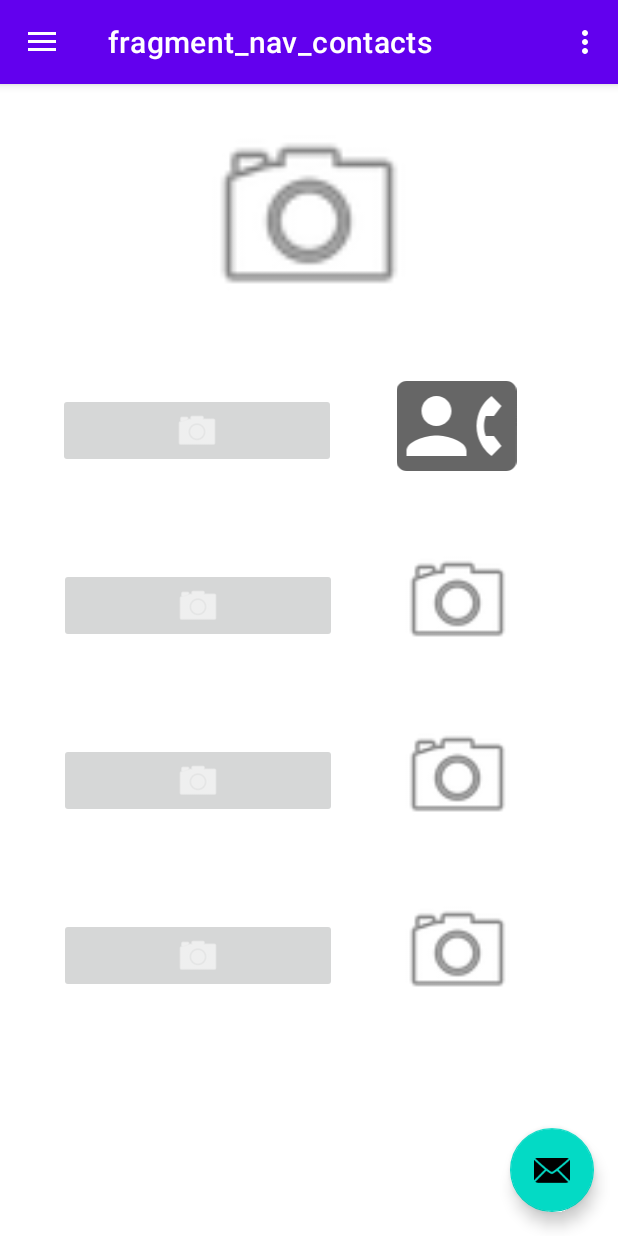
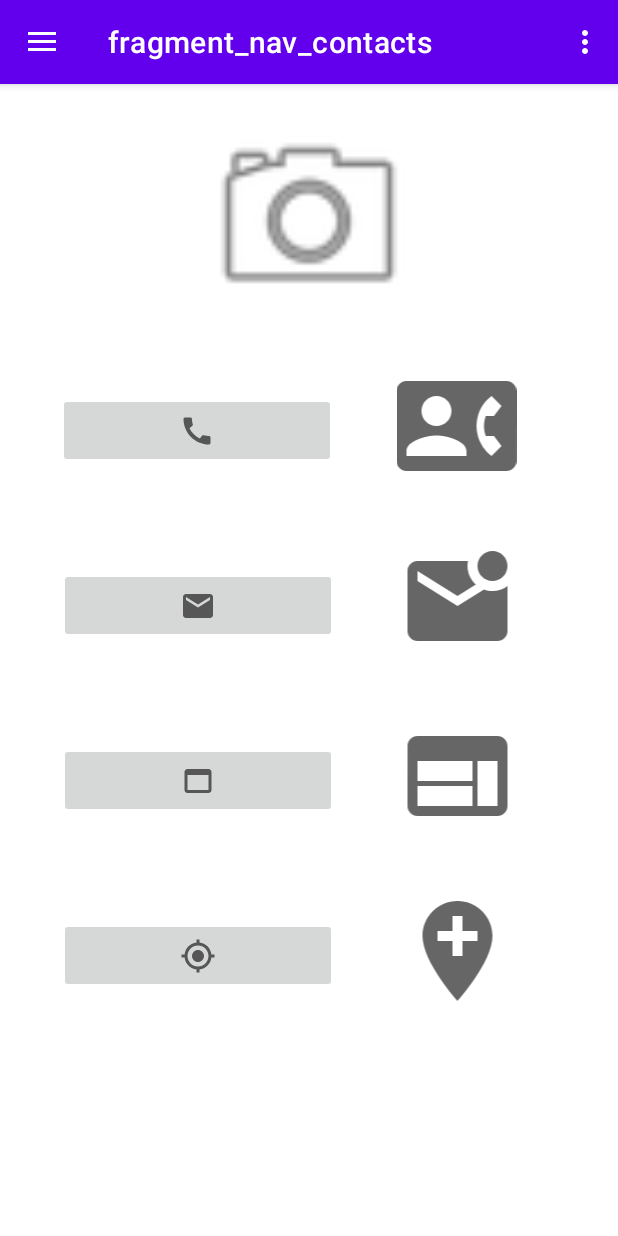
Before and after one commit to SidharthBjaj/stayUpdated, an Android app: the nav_contacts screen opened through its navigation route, on a phone screen of 412 x 824 dp. Run offline under Robolectric (Android 15) with nearby library versions, the phone set to English and light mode, and no system bars; our stand-ins replace navigation-ui.

Commit message:
updated contacts page with proper buttons

```diff
--- a/app/src/main/java/com/example/stayupdated/MainActivity.java
+++ b/app/src/main/java/com/example/stayupdated/MainActivity.java
@@ -18,6 +18,7 @@ import androidx.appcompat.widget.Toolbar;
 
 public class MainActivity extends AppCompatActivity {
 
+    public static FloatingActionButton fab;
     private AppBarConfiguration mAppBarConfiguration;
 
     @Override
@@ -26,7 +27,7 @@ public class MainActivity extends AppCompatActivity {
         setContentView(R.layout.activity_main);
         Toolbar toolbar = findViewById(R.id.toolbar);
         setSupportActionBar(toolbar);
-        FloatingActionButton fab = findViewById(R.id.fab);
+        fab = findViewById(R.id.fab);
         fab.setOnClickListener(new View.OnClickListener() {
             @Override
             public void onClick(View view) {
--- a/app/src/main/java/com/example/stayupdated/fragments/nav_contacts.java
+++ b/app/src/main/java/com/example/stayupdated/fragments/nav_contacts.java
@@ -13,6 +13,7 @@ import android.view.LayoutInflater;
 import android.view.View;
 import android.view.ViewGroup;
 
+import com.example.stayupdated.MainActivity;
 import com.example.stayupdated.R;
 import com.google.android.material.tabs.TabLayout;
 import com.google.android.material.tabs.TabLayoutMediator;
@@ -69,7 +70,7 @@ public class nav_contacts extends Fragment {
                              Bundle savedInstanceState) {
         // Inflate the layout for this fragment
         View view = inflater.inflate(R.layout.fragment_nav_contacts, container, false);
-
+        MainActivity.fab.hide();
         return view;
     }
 }
--- /dev/null
+++ b/app/src/main/res/drawable/ic_baseline_add_location_24.xml
@@ -0,0 +1,10 @@
+<vector xmlns:android="http://schemas.android.com/apk/res/android"
+    android:width="24dp"
+    android:height="24dp"
+    android:viewportWidth="24"
+    android:viewportHeight="24"
+    android:tint="?attr/colorControlNormal">
+  <path
+      android:fillColor="@android:color/white"
+      android:pathData="M12,2C8.14,2 5,5.14 5,9c0,5.25 7,13 7,13s7,-7.75 7,-13c0,-3.86 -3.14,-7 -7,-7zM16,10h-3v3h-2v-3L8,10L8,8h3L11,5h2v3h3v2z"/>
+</vector>
--- /dev/null
+++ b/app/src/main/res/drawable/ic_baseline_call_24.xml
@@ -0,0 +1,10 @@
+<vector xmlns:android="http://schemas.android.com/apk/res/android"
+    android:width="24dp"
+    android:height="24dp"
+    android:viewportWidth="24"
+    android:viewportHeight="24"
+    android:tint="?attr/colorControlNormal">
+  <path
+      android:fillColor="@android:color/white"
+      android:pathData="M20.01,15.38c-1.23,0 -2.42,-0.2 -3.53,-0.56 -0.35,-0.12 -0.74,-0.03 -1.01,0.24l-1.57,1.97c-2.83,-1.35 -5.48,-3.9 -6.89,-6.83l1.95,-1.66c0.27,-0.28 0.35,-0.67 0.24,-1.02 -0.37,-1.11 -0.56,-2.3 -0.56,-3.53 0,-0.54 -0.45,-0.99 -0.99,-0.99H4.19C3.65,3 3,3.24 3,3.99 3,13.28 10.73,21 20.01,21c0.71,0 0.99,-0.63 0.99,-1.18v-3.45c0,-0.54 -0.45,-0.99 -0.99,-0.99z"/>
+</vector>
--- /dev/null
+++ b/app/src/main/res/drawable/ic_baseline_email_24.xml
@@ -0,0 +1,10 @@
+<vector xmlns:android="http://schemas.android.com/apk/res/android"
+    android:width="24dp"
+    android:height="24dp"
+    android:viewportWidth="24"
+    android:viewportHeight="24"
+    android:tint="?attr/colorControlNormal">
+  <path
+      android:fillColor="@android:color/white"
+      android:pathData="M20,4L4,4c-1.1,0 -1.99,0.9 -1.99,2L2,18c0,1.1 0.9,2 2,2h16c1.1,0 2,-0.9 2,-2L22,6c0,-1.1 -0.9,-2 -2,-2zM20,8l-8,5 -8,-5L4,6l8,5 8,-5v2z"/>
+</vector>
--- /dev/null
+++ b/app/src/main/res/drawable/ic_baseline_mark_email_unread_24.xml
@@ -0,0 +1,10 @@
+<vector xmlns:android="http://schemas.android.com/apk/res/android"
+    android:width="24dp"
+    android:height="24dp"
+    android:viewportWidth="24"
+    android:viewportHeight="24"
+    android:tint="?attr/colorControlNormal">
+  <path
+      android:fillColor="@android:color/white"
+      android:pathData="M22,8.98V18c0,1.1 -0.9,2 -2,2H4c-1.1,0 -2,-0.9 -2,-2V6c0,-1.1 0.9,-2 2,-2h10.1C14.04,4.32 14,4.66 14,5c0,1.48 0.65,2.79 1.67,3.71L12,11L4,6v2l8,5l5.3,-3.32C17.84,9.88 18.4,10 19,10C20.13,10 21.16,9.61 22,8.98zM16,5c0,1.66 1.34,3 3,3s3,-1.34 3,-3s-1.34,-3 -3,-3S16,3.34 16,5z"/>
+</vector>
--- /dev/null
+++ b/app/src/main/res/drawable/ic_baseline_my_location_24.xml
@@ -0,0 +1,10 @@
+<vector xmlns:android="http://schemas.android.com/apk/res/android"
+    android:width="24dp"
+    android:height="24dp"
+    android:viewportWidth="24"
+    android:viewportHeight="24"
+    android:tint="?attr/colorControlNormal">
+  <path
+      android:fillColor="@android:color/white"
+      android:pathData="M12,8c-2.21,0 -4,1.79 -4,4s1.79,4 4,4 4,-1.79 4,-4 -1.79,-4 -4,-4zM20.94,11c-0.46,-4.17 -3.77,-7.48 -7.94,-7.94L13,1h-2v2.06C6.83,3.52 3.52,6.83 3.06,11L1,11v2h2.06c0.46,4.17 3.77,7.48 7.94,7.94L11,23h2v-2.06c4.17,-0.46 7.48,-3.77 7.94,-7.94L23,13v-2h-2.06zM12,19c-3.87,0 -7,-3.13 -7,-7s3.13,-7 7,-7 7,3.13 7,7 -3.13,7 -7,7z"/>
+</vector>
--- /dev/null
+++ b/app/src/main/res/drawable/ic_baseline_web_24.xml
@@ -0,0 +1,10 @@
+<vector xmlns:android="http://schemas.android.com/apk/res/android"
+    android:width="24dp"
+    android:height="24dp"
+    android:viewportWidth="24"
+    android:viewportHeight="24"
+    android:tint="?attr/colorControlNormal">
+  <path
+      android:fillColor="@android:color/white"
+      android:pathData="M20,4L4,4c-1.1,0 -1.99,0.9 -1.99,2L2,18c0,1.1 0.9,2 2,2h16c1.1,0 2,-0.9 2,-2L22,6c0,-1.1 -0.9,-2 -2,-2zM15,18L4,18v-4h11v4zM15,13L4,13L4,9h11v4zM20,18h-4L16,9h4v9z"/>
+</vector>
--- /dev/null
+++ b/app/src/main/res/drawable/ic_baseline_web_asset_24.xml
@@ -0,0 +1,10 @@
+<vector xmlns:android="http://schemas.android.com/apk/res/android"
+    android:width="24dp"
+    android:height="24dp"
+    android:viewportWidth="24"
+    android:viewportHeight="24"
+    android:tint="?attr/colorControlNormal">
+  <path
+      android:fillColor="@android:color/white"
+      android:pathData="M19,4L5,4c-1.11,0 -2,0.9 -2,2v12c0,1.1 0.89,2 2,2h14c1.1,0 2,-0.9 2,-2L21,6c0,-1.1 -0.89,-2 -2,-2zM19,18L5,18L5,8h14v10z"/>
+</vector>
--- a/app/src/main/res/layout/fragment_nav_contacts.xml
+++ b/app/src/main/res/layout/fragment_nav_contacts.xml
@@ -37,8 +37,7 @@
                 android:layout_height="50dp"
                 android:layout_marginEnd="150dp"
                 android:layout_marginBottom="23dp"
-                android:src="@drawable/ic_menu_camera"
-                android:tint="@color/white"
+                android:src="@drawable/ic_baseline_call_24"
                 app:layout_constraintBottom_toBottomOf="parent"
                 app:layout_constraintEnd_toEndOf="parent"
                 app:layout_constraintStart_toStartOf="parent" />
@@ -78,8 +77,7 @@
                 android:layout_height="50dp"
                 android:layout_marginEnd="150dp"
                 android:layout_marginBottom="23dp"
-                android:src="@drawable/ic_menu_camera"
-                android:tint="#FFFFFF"
+                android:src="@drawable/ic_baseline_email_24"
                 app:layout_constraintBottom_toBottomOf="parent"
                 app:layout_constraintEnd_toEndOf="parent"
                 app:layout_constraintStart_toStartOf="parent"
@@ -89,11 +87,10 @@
                 android:id="@+id/emailImage"
                 android:layout_width="98dp"
                 android:layout_height="80dp"
-                android:layout_marginStart="20dp"
                 android:layout_marginTop="23dp"
                 android:layout_marginEnd="25dp"
                 android:layout_marginBottom="25dp"
-                android:src="@drawable/ic_menu_camera"
+                android:src="@drawable/ic_baseline_mark_email_unread_24"
                 app:layout_constraintBottom_toBottomOf="parent"
                 app:layout_constraintEnd_toEndOf="parent"
                 app:layout_constraintTop_toTopOf="parent"
@@ -120,11 +117,9 @@
                 android:id="@+id/websiteButton"
                 android:layout_width="185dp"
                 android:layout_height="50dp"
-                android:layout_marginTop="5dp"
                 android:layout_marginEnd="150dp"
                 android:layout_marginBottom="23dp"
-                android:src="@drawable/ic_menu_camera"
-                android:tint="@color/white"
+                android:src="@drawable/ic_baseline_web_asset_24"
                 app:layout_constraintBottom_toBottomOf="parent"
                 app:layout_constraintEnd_toEndOf="parent"
                 app:layout_constraintStart_toStartOf="parent"
@@ -134,11 +129,10 @@
                 android:id="@+id/websiteImage"
                 android:layout_width="98dp"
                 android:layout_height="80dp"
-                android:layout_marginStart="20dp"
                 android:layout_marginTop="23dp"
                 android:layout_marginEnd="25dp"
                 android:layout_marginBottom="25dp"
-                android:src="@drawable/ic_menu_camera"
+                android:src="@drawable/ic_baseline_web_24"
                 app:layout_constraintBottom_toBottomOf="parent"
                 app:layout_constraintEnd_toEndOf="parent"
                 app:layout_constraintTop_toTopOf="parent"
@@ -165,11 +159,9 @@
                 android:id="@+id/locationButton"
                 android:layout_width="185dp"
                 android:layout_height="50dp"
-                android:layout_marginTop="5dp"
                 android:layout_marginEnd="150dp"
                 android:layout_marginBottom="23dp"
-                android:src="@drawable/ic_menu_camera"
-                android:tint="@color/white"
+                android:src="@drawable/ic_baseline_my_location_24"
                 app:layout_constraintBottom_toBottomOf="parent"
                 app:layout_constraintEnd_toEndOf="parent"
                 app:layout_constraintStart_toStartOf="parent"
@@ -179,11 +171,10 @@
                 android:id="@+id/locationImage"
                 android:layout_width="98dp"
                 android:layout_height="80dp"
-                android:layout_marginStart="20dp"
                 android:layout_marginTop="23dp"
                 android:layout_marginEnd="25dp"
                 android:layout_marginBottom="25dp"
-                android:src="@drawable/ic_menu_camera"
+                android:src="@drawable/ic_baseline_add_location_24"
                 app:layout_constraintBottom_toBottomOf="parent"
                 app:layout_constraintEnd_toEndOf="parent"
                 app:layout_constraintTop_toTopOf="parent"
```
